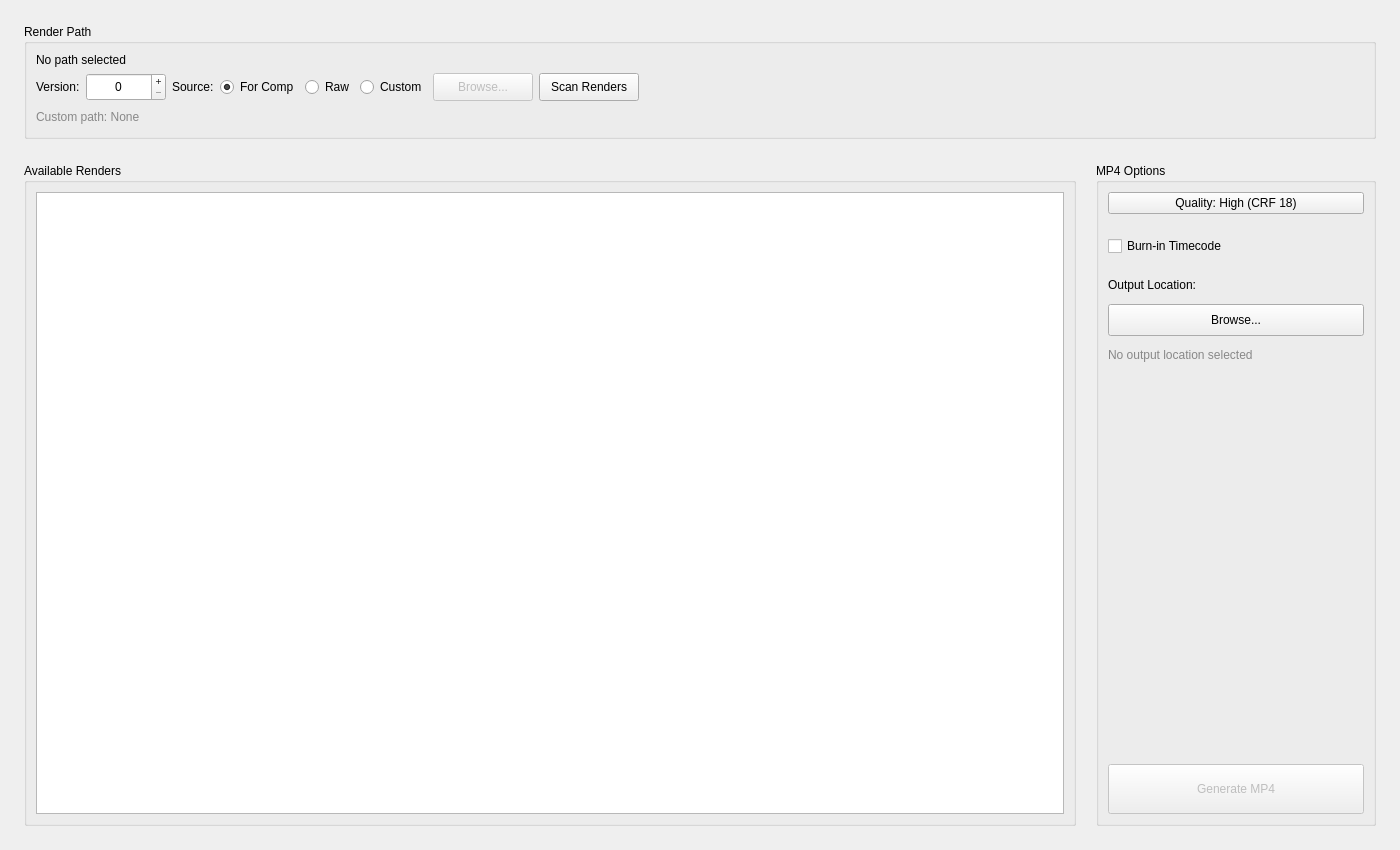
Qt form resources/ui/tabs/mp4_maker.ui (cpt-cabbage/luma_tools) before a commit.
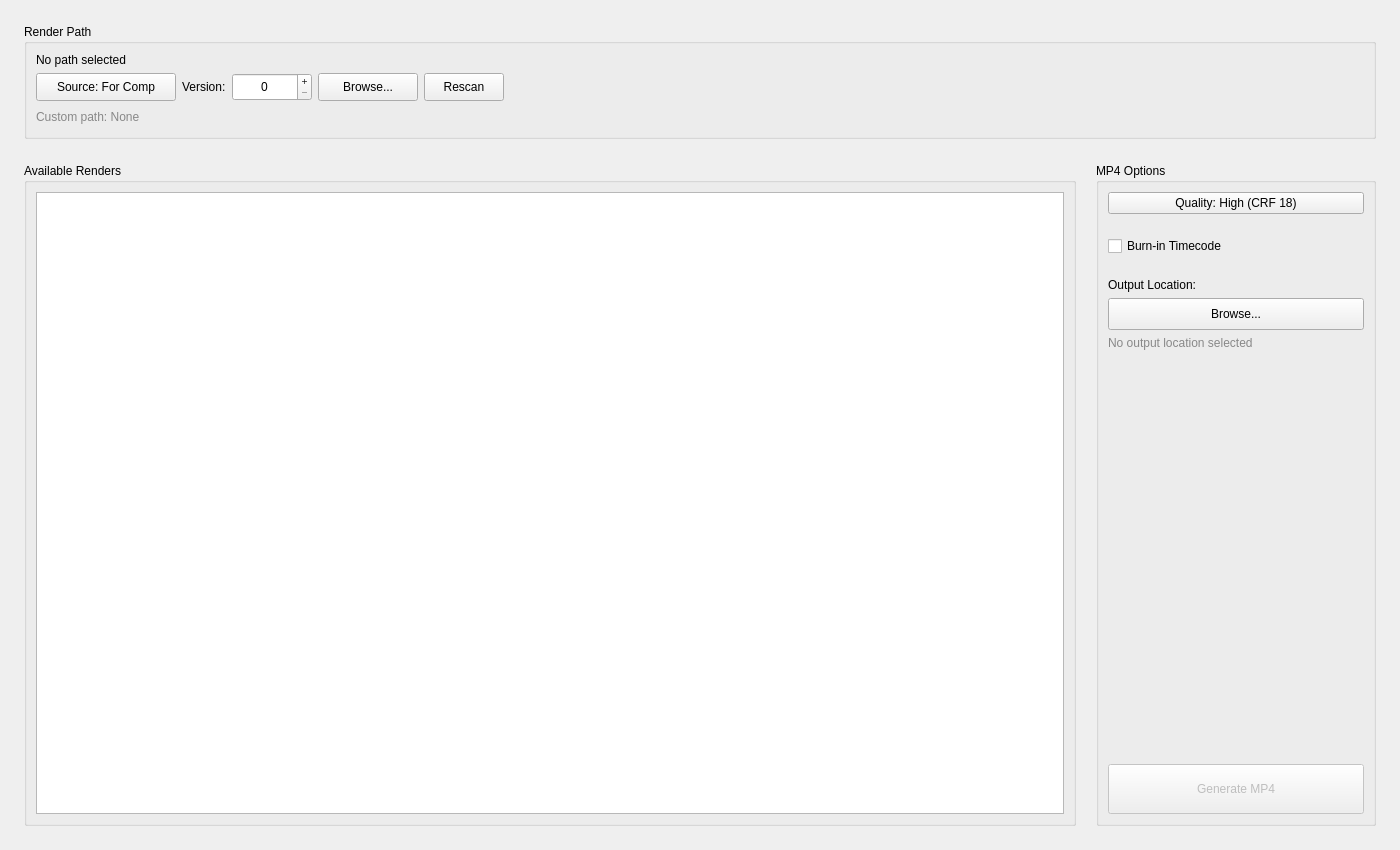
The same form after that commit.

Commit message: - Mp4 Maker UI updates

The edit to the form file:
```diff
--- a/resources/ui/tabs/mp4_maker.ui
+++ b/resources/ui/tabs/mp4_maker.ui
@@ -47,6 +47,22 @@
       </item>
       <item>
        <layout class="QHBoxLayout" name="mp4VersionLayout">
+        <item>
+         <widget class="QPushButton" name="MP4SourceButton">
+          <property name="minimumSize">
+           <size>
+            <width>140</width>
+            <height>28</height>
+           </size>
+          </property>
+          <property name="text">
+           <string>Source: For Comp</string>
+          </property>
+          <property name="toolTip">
+           <string>Click to select the render source</string>
+          </property>
+         </widget>
+        </item>
         <item>
          <widget class="QLabel" name="mp4VersionLabel">
           <property name="text">
@@ -76,37 +92,6 @@
           </property>
          </widget>
         </item>
-        <item>
-         <widget class="QLabel" name="mp4SourceTypeLabel">
-          <property name="text">
-           <string>Source:</string>
-          </property>
-         </widget>
-        </item>
-        <item>
-         <widget class="QRadioButton" name="MP4UseForComp">
-          <property name="text">
-           <string>For Comp</string>
-          </property>
-          <property name="checked">
-           <bool>true</bool>
-          </property>
-         </widget>
-        </item>
-        <item>
-         <widget class="QRadioButton" name="MP4UseRaw">
-          <property name="text">
-           <string>Raw</string>
-          </property>
-         </widget>
-        </item>
-        <item>
-         <widget class="QRadioButton" name="MP4UseCustom">
-          <property name="text">
-           <string>Custom</string>
-          </property>
-         </widget>
-        </item>
         <item>
          <widget class="QPushButton" name="MP4BrowseCustomPath">
           <property name="minimumSize">
@@ -118,16 +103,13 @@
           <property name="text">
            <string>Browse...</string>
           </property>
-          <property name="enabled">
-           <bool>false</bool>
-          </property>
          </widget>
         </item>
         <item>
          <widget class="QPushButton" name="MP4ScanRenders">
           <property name="minimumSize">
            <size>
-            <width>100</width>
+            <width>80</width>
             <height>28</height>
            </size>
           </property>
@@ -135,7 +117,7 @@
            <string>Scan for render files</string>
           </property>
           <property name="text">
-           <string>Scan Renders</string>
+           <string>Rescan</string>
           </property>
          </widget>
         </item>
@@ -229,9 +211,6 @@
         <string>MP4 Options</string>
        </property>
        <layout class="QVBoxLayout" name="mp4OptionsLayout">
-        <property name="spacing">
-         <number>12</number>
-        </property>
         <item>
          <widget class="QPushButton" name="MP4QualityButton">
           <property name="text">
@@ -259,7 +238,7 @@
           <property name="sizeHint" stdset="0">
            <size>
             <width>20</width>
-            <height>10</height>
+            <height>16</height>
            </size>
           </property>
          </spacer>
@@ -285,7 +264,7 @@
           <property name="sizeHint" stdset="0">
            <size>
             <width>20</width>
-            <height>10</height>
+            <height>16</height>
            </size>
           </property>
          </spacer>
```
Left out of the diff: 33 changed lines with no effect on the pictures. The commit also changes 3 other files.
